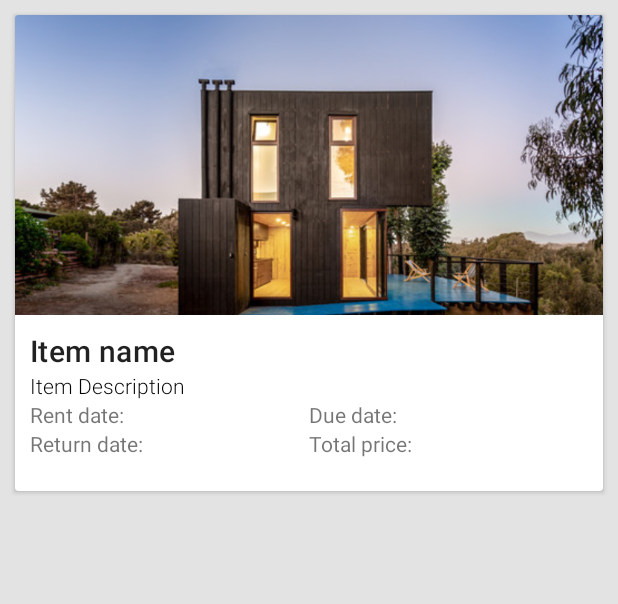
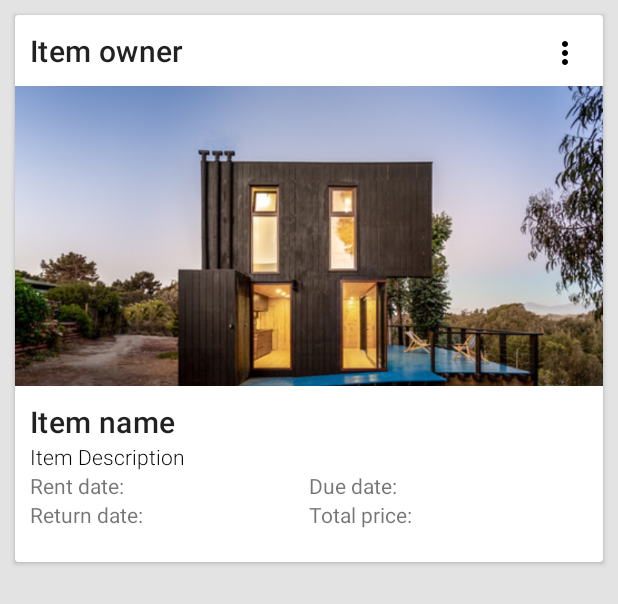
Before and after one commit to jcamilovelandiab/GoRent-android-app, an Android app: the layout layout_item_lending_row.xml on its own in the app's theme, with its tools: preview values and no code run, on a phone screen of 412 x 824 dp. Shown: the top 604 px of the screen. Run offline under Robolectric (Android 15) with nearby library versions, the phone set to English and light mode, and no system bars.

Commit message:
lend fragment and lent items was refactorized

```diff
--- a/app/src/main/java/com/app/gorent/data/repositories/ItemRepository.java
+++ b/app/src/main/java/com/app/gorent/data/repositories/ItemRepository.java
@@ -3,6 +3,7 @@ package com.app.gorent.data.repositories;
 import androidx.lifecycle.MutableLiveData;
 
 import com.app.gorent.data.model.Item;
+import com.app.gorent.data.model.ItemOwner;
 import com.app.gorent.data.storage.DataSourceCache;
 import com.app.gorent.utils.BasicResult;
 import com.app.gorent.utils.ItemListQueryResult;
@@ -44,4 +45,8 @@ public class ItemRepository {
         dataSource.saveItem(item, saveItemResult);
     }
 
+    public void getItemsByOwner(ItemOwner itemOwner, MutableLiveData<ItemListQueryResult> itemListQueryResult){
+        dataSource.getItemsByOwner(itemOwner, itemListQueryResult);
+    }
+
 }
--- /dev/null
+++ b/app/src/main/res/drawable/ic_more_vert_black_24dp.xml
@@ -0,0 +1,9 @@
+<vector xmlns:android="http://schemas.android.com/apk/res/android"
+        android:width="24dp"
+        android:height="24dp"
+        android:viewportWidth="24.0"
+        android:viewportHeight="24.0">
+    <path
+        android:fillColor="#FF000000"
+        android:pathData="M12,8c1.1,0 2,-0.9 2,-2s-0.9,-2 -2,-2 -2,0.9 -2,2 0.9,2 2,2zM12,10c-1.1,0 -2,0.9 -2,2s0.9,2 2,2 2,-0.9 2,-2 -0.9,-2 -2,-2zM12,16c-1.1,0 -2,0.9 -2,2s0.9,2 2,2 2,-0.9 2,-2 -0.9,-2 -2,-2z"/>
+</vector>
--- a/app/src/main/res/layout/layout_item_lending_row.xml
+++ b/app/src/main/res/layout/layout_item_lending_row.xml
@@ -23,6 +23,35 @@
             android:layout_width="match_parent"
             android:layout_height="wrap_content"
             android:paddingBottom="12dp">
+
+            <RelativeLayout
+                android:layout_width="match_parent"
+                android:layout_height="wrap_content">
+
+                <TextView
+                    android:id="@+id/item_lending_row_tv_owner"
+                    style="@style/TextAppearance.MaterialComponents.Headline6"
+                    android:layout_width="wrap_content"
+                    android:layout_height="wrap_content"
+                    android:textSize="20sp"
+                    android:text="Item owner"
+                    android:layout_margin="10dp"
+                    android:layout_centerVertical="true">
+                </TextView>
+
+                <ImageButton
+                    android:background="#FFFFFF"
+                    android:id="@+id/item_lending_row_iv_item_ib_more"
+                    android:layout_alignParentTop="true"
+                    android:layout_alignParentEnd="true"
+                    android:layout_width="40dp"
+                    android:layout_height="40dp"
+                    android:layout_marginTop="5dp"
+                    android:layout_marginRight="5dp"
+                    app:srcCompat="@drawable/ic_more_vert_black_24dp"
+                    android:layout_alignParentRight="true" />
+
+            </RelativeLayout>
 
             <ImageView
                 android:src="@drawable/houses"
```
Also changed, not shown: app/src/main/java/com/app/gorent/data/model/ItemOwner.java (+0 -9 lines), app/src/main/java/com/app/gorent/data/repositories/ItemLendingRepository.java (+10 -0 lines), app/src/main/java/com/app/gorent/data/storage/DataSourceCache.java (+6 -6 lines), app/src/main/java/com/app/gorent/ui/activities/main/home/HomeFragment.java (+0 -7 lines), app/src/main/java/com/app/gorent/ui/activities/main/lend/LendFragment.java (+23 -10 lines), app/src/main/java/com/app/gorent/ui/activities/main/lend/LendViewModel.java (+11 -3 lines), app/src/main/java/com/app/gorent/ui/activities/main/lent_items_history/LentItemsFragment.java (+45 -10 lines), app/src/main/java/com/app/gorent/ui/activities/main/lent_items_history/LentItemsViewModel.java (+11 -3 lines), app/src/main/java/com/app/gorent/ui/adapters/ItemLendingRecyclerViewAdapter.java (added, +104 -0 lines), app/src/main/java/com/app/gorent/ui/adapters/RecyclerViewClickListener.java (added, +10 -0 lines), app/src/main/res/drawable/progress_bar_style.xml (added, +13 -0 lines), app/src/main/res/layout/fragment_lend.xml (+11 -0 lines), app/src/main/res/layout/fragment_lent_items.xml (+19 -4 lines).
